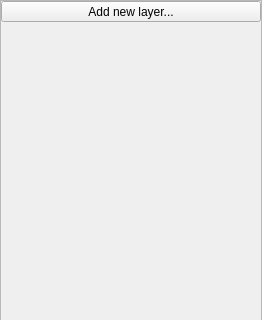
The window that src/qt-widgets/VisualLayersWidgetUi.ui (GPlates/GPlates) describes before a commit, drawn with Qt 5; both pictures show x 0 to 262 and y 0 to 320 of the 262 by 550 pixel window.
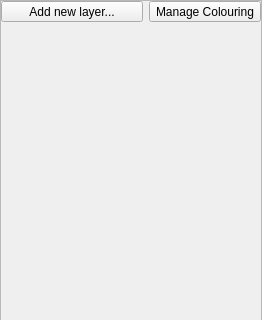
The same window after the commit. Icons and pictures are not drawn.

The edit to the form file:
```diff
--- a/src/qt-widgets/VisualLayersWidgetUi.ui
+++ b/src/qt-widgets/VisualLayersWidgetUi.ui
@@ -68,7 +68,7 @@
          <item>
           <widget class="QToolButton" name="add_new_layer_button">
            <property name="sizePolicy">
-            <sizepolicy hsizetype="Expanding" vsizetype="Fixed">
+            <sizepolicy hsizetype="Expanding" vsizetype="Preferred">
              <horstretch>0</horstretch>
              <verstretch>0</verstretch>
             </sizepolicy>
@@ -85,6 +85,26 @@
            </property>
           </widget>
          </item>
+         <item>
+          <widget class="QToolButton" name="colouring_button">
+           <property name="sizePolicy">
+            <sizepolicy hsizetype="Fixed" vsizetype="Preferred">
+             <horstretch>0</horstretch>
+             <verstretch>0</verstretch>
+            </sizepolicy>
+           </property>
+           <property name="toolTip">
+            <string>Manage Colouring</string>
+           </property>
+           <property name="text">
+            <string>Manage Colouring</string>
+           </property>
+           <property name="icon">
+            <iconset resource="../qt-resources/qt_widgets.qrc">
+             <normaloff>:/gnome_stock_color_16.png</normaloff>:/gnome_stock_color_16.png</iconset>
+           </property>
+          </widget>
+         </item>
         </layout>
        </widget>
       </item>
```
